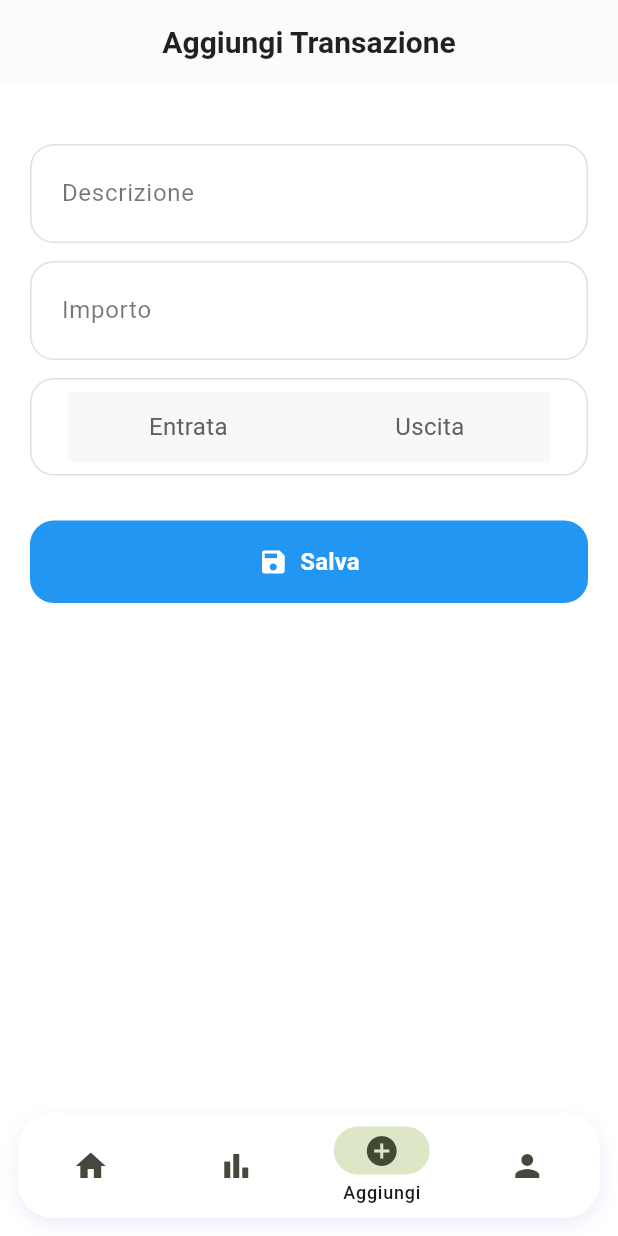
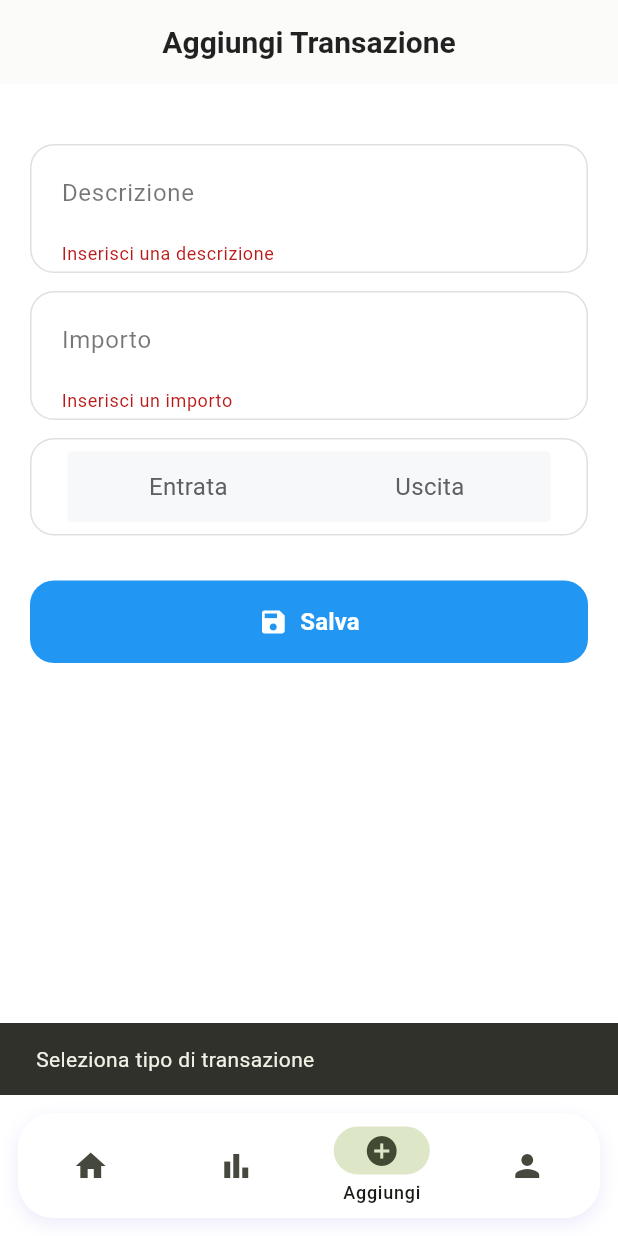
Before and after one commit to Mcarollo-SYS/PROGETTO-FLUTTER, a Flutter app: the screen it shows after launch, item 3 of the bottom bar chosen, after a tap on "Salva", on a phone screen of 412 x 824 dp. Run offline on Flutter 3.47's test engine with Material 3 defaults, Android fonts, the light colour scheme and no system bars; network calls fail.

Commit message:
home e add funzionano

```diff
--- a/flutter_project/lib/SCREENS/add_screen.dart
+++ b/flutter_project/lib/SCREENS/add_screen.dart
@@ -1,5 +1,7 @@
+import 'dart:convert';
 import 'package:flutter/cupertino.dart';
 import 'package:flutter/material.dart';
+import 'package:http/http.dart' as http;
 
 class AddScreen extends StatefulWidget {
   const AddScreen({super.key});
@@ -10,12 +12,17 @@ class AddScreen extends StatefulWidget {
 
 class _AddScreenState extends State<AddScreen> with SingleTickerProviderStateMixin {
   final _formKey = GlobalKey<FormState>();
-  String? _selectedType;
+
+  final TextEditingController _descrizioneController = TextEditingController();
+  final TextEditingController _importoController = TextEditingController();
+
+  String? _selectedType; // 'entrata' o 'uscita'
   bool _showSuccessBanner = false;
-  AnimationController? _animationController;
-  Animation<double>? _fadeAnimation;
-  Animation<Offset>? _slideAnimation;
-  Animation<double>? _iconScaleAnimation;
+
+  late AnimationController _animationController;
+  late Animation<double> _fadeAnimation;
+  late Animation<Offset> _slideAnimation;
+  late Animation<double> _iconScaleAnimation;
 
   @override
   void initState() {
@@ -25,22 +32,24 @@ class _AddScreenState extends State<AddScreen> with SingleTickerProviderStateMix
       duration: const Duration(milliseconds: 600),
     );
     _fadeAnimation = Tween<double>(begin: 0, end: 1).animate(
-      CurvedAnimation(parent: _animationController!, curve: Curves.easeInOut),
+      CurvedAnimation(parent: _animationController, curve: Curves.easeInOut),
     );
     _slideAnimation = Tween<Offset>(
       begin: const Offset(0, 0.5),
       end: Offset.zero,
     ).animate(
-      CurvedAnimation(parent: _animationController!, curve: Curves.bounceOut),
+      CurvedAnimation(parent: _animationController, curve: Curves.bounceOut),
     );
     _iconScaleAnimation = Tween<double>(begin: 0, end: 1).animate(
-      CurvedAnimation(parent: _animationController!, curve: Curves.elasticOut),
+      CurvedAnimation(parent: _animationController, curve: Curves.elasticOut),
     );
   }
 
   @override
   void dispose() {
-    _animationController?.dispose();
+    _descrizioneController.dispose();
+    _importoController.dispose();
+    _animationController.dispose();
     super.dispose();
   }
 
@@ -48,9 +57,9 @@ class _AddScreenState extends State<AddScreen> with SingleTickerProviderStateMix
     setState(() {
       _showSuccessBanner = true;
     });
-    _animationController?.forward();
+    _animationController.forward();
     Future.delayed(const Duration(seconds: 2), () {
-      _animationController?.reverse().then((_) {
+      _animationController.reverse().then((_) {
         if (mounted) {
           setState(() {
             _showSuccessBanner = false;
@@ -58,6 +67,52 @@ class _AddScreenState extends State<AddScreen> with SingleTickerProviderStateMix
         }
       });
     });
+  }
+
+  Future<void> _onSave() async {
+    if (_formKey.currentState!.validate() && _selectedType != null) {
+      final url = Uri.parse('https://tuo-dominio.it/add_transazione.php'); // Cambia qui con il tuo URL
+
+      final Map<String, dynamic> body = {
+        'descrizione': _descrizioneController.text.trim(),
+        'importo': double.parse(_importoController.text.trim()),
+        'tipo': _selectedType == 'entrata' ? 'Entrata' : 'Uscita', // Maiuscole!
+        'data': DateTime.now().toIso8601String().substring(0, 10), // yyyy-MM-dd
+      };
+
+      try {
+        final response = await http.post(
+          url,
+          headers: {'Content-Type': 'application/json'},
+          body: jsonEncode(body),
+        );
+
+        final responseData = jsonDecode(response.body);
+
+        if (response.statusCode == 200 && responseData['success'] == true) {
+          _showBanner();
+          _descrizioneController.clear();
+          _importoController.clear();
+          setState(() {
+            _selectedType = null;
+          });
+        } else {
+          ScaffoldMessenger.of(context).showSnackBar(
+            SnackBar(content: Text('Errore salvataggio: ${responseData['message']}')),
+          );
+        }
+      } catch (e) {
+        ScaffoldMessenger.of(context).showSnackBar(
+          SnackBar(content: Text('Errore di rete: $e')),
+        );
+      }
+    } else {
+      if (_selectedType == null) {
+        ScaffoldMessenger.of(context).showSnackBar(
+          const SnackBar(content: Text('Seleziona tipo di transazione')),
+        );
+      }
+    }
   }
 
   @override
@@ -88,11 +143,31 @@ class _AddScreenState extends State<AddScreen> with SingleTickerProviderStateMix
                 crossAxisAlignment: CrossAxisAlignment.stretch,
                 children: [
                   const SizedBox(height: 20),
-                  _buildTextField(label: 'Descrizione'),
+                  _buildTextField(
+                    label: 'Descrizione',
+                    controller: _descrizioneController,
+                    validator: (value) {
+                      if (value == null || value.trim().isEmpty) {
+                        return 'Inserisci una descrizione';
+                      }
+                      return null;
+                    },
+                  ),
                   const SizedBox(height: 12),
                   _buildTextField(
                     label: 'Importo',
-                    keyboardType: TextInputType.number,
+                    controller: _importoController,
+                    keyboardType: const TextInputType.numberWithOptions(decimal: true),
+                    validator: (value) {
+                      if (value == null || value.trim().isEmpty) {
+                        return 'Inserisci un importo';
+                      }
+                      final num? importo = num.tryParse(value);
+                      if (importo == null || importo <= 0) {
+                        return 'Inserisci un importo valido e positivo';
+                      }
+                      return null;
+                    },
                   ),
                   const SizedBox(height: 12),
                   _buildSegmentedControl(),
@@ -101,9 +176,9 @@ class _AddScreenState extends State<AddScreen> with SingleTickerProviderStateMix
                   const SizedBox(height: 12),
                   if (_showSuccessBanner)
                     SlideTransition(
-                      position: _slideAnimation!,
+                      position: _slideAnimation,
                       child: FadeTransition(
-                        opacity: _fadeAnimation!,
+                        opacity: _fadeAnimation,
                         child: _buildSuccessBanner(),
                       ),
                     ),
@@ -118,16 +193,19 @@ class _AddScreenState extends State<AddScreen> with SingleTickerProviderStateMix
 
   Widget _buildTextField({
     required String label,
+    TextEditingController? controller,
     TextInputType? keyboardType,
+    String? Function(String?)? validator,
   }) {
     return Container(
       padding: const EdgeInsets.symmetric(horizontal: 20, vertical: 4),
       decoration: BoxDecoration(
-        color: const Color.fromARGB(255, 255, 255, 255),
+        color: Colors.white,
         borderRadius: BorderRadius.circular(16),
         border: Border.all(color: const Color(0xFFE0E0E0)),
       ),
       child: TextFormField(
+        controller: controller,
         decoration: InputDecoration(
           labelText: label,
           border: InputBorder.none,
@@ -141,6 +219,7 @@ class _AddScreenState extends State<AddScreen> with SingleTickerProviderStateMix
           fontSize: 16,
           color: Colors.black87,
         ),
+        validator: validator,
       ),
     );
   }
@@ -149,7 +228,7 @@ class _AddScreenState extends State<AddScreen> with SingleTickerProviderStateMix
     return Container(
       padding: const EdgeInsets.all(8),
       decoration: BoxDecoration(
-        color: const Color.fromARGB(255, 255, 255, 255),
+        color: Colors.white,
         borderRadius: BorderRadius.circular(16),
         border: Border.all(color: const Color(0xFFE0E0E0)),
       ),
@@ -194,11 +273,7 @@ class _AddScreenState extends State<AddScreen> with SingleTickerProviderStateMix
           fontWeight: FontWeight.w600,
         ),
       ),
-      onPressed: () {
-        if (_formKey.currentState!.validate() && _selectedType != null) {
-          _showBanner();
-        }
-      },
+      onPressed: _onSave,
       style: ElevatedButton.styleFrom(
         backgroundColor: Colors.blue,
         foregroundColor: Colors.white,
@@ -230,7 +305,7 @@ class _AddScreenState extends State<AddScreen> with SingleTickerProviderStateMix
         mainAxisAlignment: MainAxisAlignment.center,
         children: [
           ScaleTransition(
-            scale: _iconScaleAnimation!,
+            scale: _iconScaleAnimation,
             child: const Icon(
               Icons.check_circle,
               color: Colors.green,
--- a/flutter_project/lib/SCREENS/home_screen.dart
+++ b/flutter_project/lib/SCREENS/home_screen.dart
@@ -1,34 +1,86 @@
-// lib/SCREENS/home_screen.dart
 import 'package:flutter/material.dart';
+import 'package:http/http.dart' as http;
+import 'dart:convert';
 
-class HomeScreen extends StatelessWidget {
+class Transazione {
+  final int id;
+  final String descrizione;
+  final double importo;
+  final String tipo; // 'entrata' o 'uscita'
+  final String data;
+
+  Transazione({
+    required this.id,
+    required this.descrizione,
+    required this.importo,
+    required this.tipo,
+    required this.data,
+  });
+
+  factory Transazione.fromJson(Map<String, dynamic> json) {
+    return Transazione(
+      id: json['id'],
+      descrizione: json['descrizione'] ?? '',
+      importo: double.parse(json['importo'].toString()),
+      tipo: json['tipo'],
+      data: json['data'],
+    );
+  }
+}
+
+class HomeScreen extends StatefulWidget {
   const HomeScreen({super.key});
 
   @override
-  Widget build(BuildContext context) {
-    return Scaffold(
-      backgroundColor: Colors.white,
-      appBar: AppBar(
-        backgroundColor: Colors.white,
-        elevation: 0.5,
-        centerTitle: true,
-        title: const Text(
-          'NoteSpese',
-          style: TextStyle(
-            fontWeight: FontWeight.w600,
-            fontSize: 20,
-            color: Colors.black87,
-          ),
-        ),
-        iconTheme: const IconThemeData(color: Colors.black87),
-      ),
-      body: Padding(
-        padding: const EdgeInsets.symmetric(horizontal: 20.0, vertical: 16.0),
-        child: Column(
-          crossAxisAlignment: CrossAxisAlignment.start,
-          children: [
-            // 👇 Widget Entrate/Uscite
-            Container(
+  State<HomeScreen> createState() => _HomeScreenState();
+}
+
+class _HomeScreenState extends State<HomeScreen> {
+  double entrate = 0;
+  double uscite = 0;
+  List<Transazione> transazioni = [];
+  bool isLoading = true;
+  String errorMessage = '';
+
+  @override
+  void initState() {
+    super.initState();
+    _fetchData();
+  }
+
+  Future<void> _fetchData() async {
+    const String apiUrl = 'https://tuo-sito.it/api/home_data.php?utente_id=1';
+    // Per test locale puoi usare un JSON statico o un mock server
+
+    try {
+      final response = await http.get(Uri.parse(apiUrl));
+
+      if (response.statusCode == 200) {
+        final data = json.decode(response.body);
+        setState(() {
+          entrate = double.parse(data['tot_entrate'].toString());
+          uscite = double.parse(data['tot_uscite'].toString());
+          transazioni = (data['transazioni'] as List)
+              .map((json) => Transazione.fromJson(json))
+              .toList();
+          isLoading = false;
+        });
+      } else {
+        setState(() {
+          errorMessage = 'Errore nel caricamento dati dal server';
+          isLoading = false;
+        });
+      }
+    } catch (e) {
+      setState(() {
+        errorMessage = 'Errore di connessione: $e';
+        isLoading = false;
+      });
+    }
+  }
+
+  Widget _buildEntrateUsciteCard() {
+    return Container(
       padding: const EdgeInsets.all(16),
       margin: const EdgeInsets.only(bottom: 24),
       decoration: BoxDecoration(
@@ -42,8 +94,8 @@ class HomeScreen extends StatelessWidget {
           // Entrate
           Column(
             crossAxisAlignment: CrossAxisAlignment.start,
-                    children: const [
-                      Text(
+            children: [
+              const Text(
                 'Entrate',
                 style: TextStyle(
                   fontSize: 14,
@@ -51,10 +103,10 @@ class HomeScreen extends StatelessWidget {
                   fontWeight: FontWeight.w500,
                 ),
               ),
-                      SizedBox(height: 6),
+              const SizedBox(height: 6),
               Text(
-                        '€ 1.500,00',
-                        style: TextStyle(
+                '€ ${entrate.toStringAsFixed(2)}',
+                style: const TextStyle(
                   fontSize: 18,
                   fontWeight: FontWeight.bold,
                   color: Colors.black87,
@@ -65,8 +117,8 @@ class HomeScreen extends StatelessWidget {
           // Uscite
           Column(
             crossAxisAlignment: CrossAxisAlignment.end,
-                    children: const [
-                      Text(
+            children: [
+              const Text(
                 'Uscite',
                 style: TextStyle(
                   fontSize: 14,
@@ -74,10 +126,10 @@ class HomeScreen extends StatelessWidget {
                   fontWeight: FontWeight.w500,
                 ),
               ),
-                      SizedBox(height: 6),
+              const SizedBox(height: 6),
               Text(
-                        '€ 780,00',
-                        style: TextStyle(
+                '€ ${uscite.toStringAsFixed(2)}',
+                style: const TextStyle(
                   fontSize: 18,
                   fontWeight: FontWeight.bold,
                   color: Colors.black87,
@@ -87,37 +139,74 @@ class HomeScreen extends StatelessWidget {
           ),
         ],
       ),
+    );
+  }
+
+  Widget _buildTransazioneTile(Transazione t) {
+    final isEntrata = t.tipo == 'entrata';
+    return ListTile(
+      leading: CircleAvatar(
+        backgroundColor: isEntrata ? Colors.green : Colors.redAccent,
+        child: Icon(isEntrata ? Icons.arrow_downward : Icons.arrow_upward,
+            color: Colors.white),
+      ),
+      title: Text(t.descrizione),
+      subtitle: Text(t.data),
+      trailing: Text(
+        (isEntrata ? '+' : '-') + '€ ${t.importo.toStringAsFixed(2)}',
+        style: TextStyle(
+            color: isEntrata ? Colors.green : Colors.redAccent,
+            fontWeight: FontWeight.bold),
+      ),
+    );
+  }
+
+  @override
+  Widget build(BuildContext context) {
+    if (isLoading) {
+      return const Scaffold(
+        body: Center(child: CircularProgressIndicator()),
+      );
+    }
+
+    if (errorMessage.isNotEmpty) {
+      return Scaffold(
+        body: Center(child: Text(errorMessage)),
+      );
+    }
+
+    return Scaffold(
+      appBar: AppBar(
+        title: const Text('NoteSpese'),
+        backgroundColor: Colors.white,
+        elevation: 0.5,
+        centerTitle: true,
+        iconTheme: const IconThemeData(color: Colors.black87),
+        titleTextStyle: const TextStyle(
+          fontWeight: FontWeight.w600,
+          fontSize: 20,
+          color: Colors.black87,
+        ),
+      ),
+      backgroundColor: Colors.white,
+      body: Padding(
+        padding: const EdgeInsets.symmetric(horizontal: 20, vertical: 16),
+        child: Column(
+          children: [
+            _buildEntrateUsciteCard(),
+            Expanded(
+              child: transazioni.isEmpty
+                  ? const Center(child: Text('Nessuna transazione trovata'))
+                  : ListView.builder(
+                      itemCount: transazioni.length,
+                      itemBuilder: (context, index) {
+                        return _buildTransazioneTile(transazioni[index]);
+                      },
+                    ),
             ),
           ],
         ),
       ),
     );
   }
-
-  // Widget card riutilizzabile
-  static Widget _infoCard({required String title, required String value}) {
-    return Container(
-      padding: const EdgeInsets.symmetric(horizontal: 20, vertical: 18),
-      decoration: BoxDecoration(
-        color: const Color(0xFFF7F8FA),
-        borderRadius: BorderRadius.circular(16),
-        border: Border.all(color: const Color(0xFFE0E0E0)),
-      ),
-      child: Row(
-        mainAxisAlignment: MainAxisAlignment.spaceBetween,
-        children: [
-          Text(title,
-              style: const TextStyle(fontSize: 16, color: Colors.black87)),
-          Text(
-            value,
-            style: const TextStyle(
-              fontSize: 18,
-              fontWeight: FontWeight.w600,
-              color: Colors.black,
-            ),
-          ),
-        ],
-      ),
-    );
 }
-}
--- a/flutter_project/pubspec.yaml
+++ b/flutter_project/pubspec.yaml
@@ -9,7 +9,7 @@ environment:
 dependencies:
   flutter:
     sdk: flutter
-  http: ^1.1.0
+  http: ^0.13.5
   json_annotation: ^4.9.0
 
 dev_dependencies:
```
Also changed, not shown: 4 other files. Lines whose indentation alone changed are shown as unchanged.
